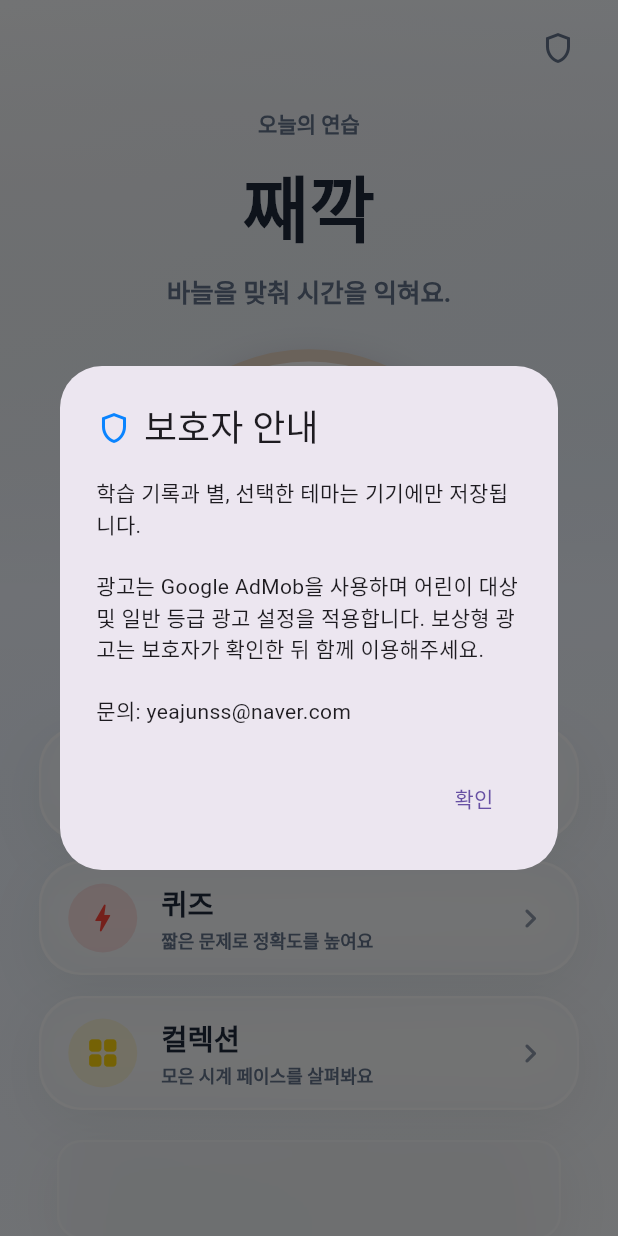
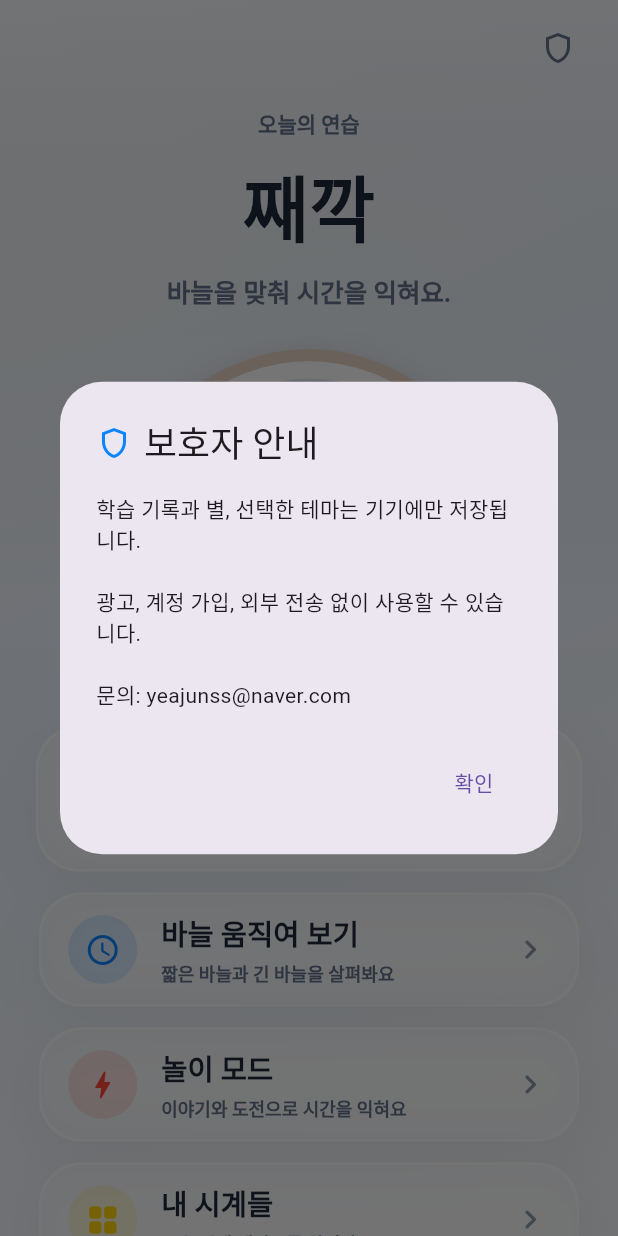
Before and after one commit to phochoco/clock, a Flutter app: the screen it shows after launch, after a tap on the "shield" icon, on a phone screen of 412 x 824 dp. Run offline on Flutter 3.47's test engine with Material 3 defaults, Android fonts, the phone set to English and light mode, and no system bars; drawn by our look-alikes of google_mobile_ads; our stand-ins replace audioplayers, flutter_tts, shared_preferences; Roboto replaces fonts that are missing (AppleSDGothicNeo).

Commit message:
Harden app flow for commercial kids quality

```diff
--- a/lib/main.dart
+++ b/lib/main.dart
@@ -1,7 +1,6 @@
 import 'package:flutter/material.dart';
 import 'package:flutter/services.dart';
 import 'screens/lobby_screen.dart';
-import 'services/ad_service.dart';
 
 void main() async {
   // Flutter 바인딩 초기화
@@ -12,17 +11,6 @@ void main() async {
     DeviceOrientation.portraitUp,
     DeviceOrientation.portraitDown,
   ]);
-
-  // AdMob 초기화 (앱 시작 전에 완료)
-  try {
-    await AdService.initialize();
-    debugPrint('AdMob 초기화 완료');
-
-    // 보상형 광고 미리 로드
-    AdService.loadRewardedAd();
-  } catch (e) {
-    debugPrint('AdMob 초기화 실패: $e');
-  }
 
   // 앱 시작
   runApp(const MyClockApp());
@@ -37,9 +25,9 @@ class MyClockApp extends StatelessWidget {
       title: '째깍 보물섬',
       debugShowCheckedModeBanner: false,
       theme: ThemeData(
-        primarySwatch: Colors.pink,
+        primaryColor: Color(0xFF0A84FF),
         fontFamily: 'AppleSDGothicNeo', // iOS 기본 폰트
-        scaffoldBackgroundColor: Color(0xFFFFF9E6),
+        scaffoldBackgroundColor: Color(0xFFF8FAFC),
       ),
       home: const LobbyScreen(),
     );
--- a/lib/screens/game_mode_screen.dart
+++ b/lib/screens/game_mode_screen.dart
@@ -43,7 +43,7 @@ class GameModeScreen extends StatelessWidget {
                 context,
                 icon: Icons.quiz_rounded,
                 title: '퀴즈 도전',
-                description: '5단계 레벨을 클리어하고\n보물을 획득하세요!',
+                description: '5단계 문제를 풀고\n별을 모아요!',
                 color: AppColors.minuteBlue,
                 onTap: () {
                   Navigator.push(
@@ -76,7 +76,7 @@ class GameModeScreen extends StatelessWidget {
                 context,
                 icon: Icons.camera_alt_rounded,
                 title: '빙글빙글 타임 스냅',
-                description: '돌아가는 바늘을 목표 시간에\n정확히 멈춰라! (리듬 게임)',
+                description: '돌아가는 바늘을\n목표 시간에 멈춰요!',
                 color: AppColors.secondary,
                 onTap: () {
                   Navigator.push(
@@ -93,7 +93,7 @@ class GameModeScreen extends StatelessWidget {
                 context,
                 icon: Icons.timer_rounded,
                 title: '타임 어택',
-                description: '60초 안에 최대한 많은\n문제를 풀어보세요!',
+                description: '60초 동안 시계 문제를\n풀어봐요!',
                 color: AppColors.hourRed,
                 onTap: () {
                   Navigator.push(
@@ -110,7 +110,7 @@ class GameModeScreen extends StatelessWidget {
                 context,
                 icon: Icons.calendar_today_rounded,
                 title: '데일리 챌린지',
-                description: '매일 새로운 문제 3개!\n보너스 별을 받으세요!',
+                description: '매일 새 문제 3개를 풀고\n보너스 별을 받아요!',
                 color: AppColors.warning,
                 onTap: () {
                   Navigator.push(
--- a/lib/screens/lobby_screen.dart
+++ b/lib/screens/lobby_screen.dart
@@ -1,15 +1,14 @@
 import 'dart:math' as math;
 import 'package:flutter/material.dart';
-import 'package:google_mobile_ads/google_mobile_ads.dart';
 import '../models/clock_theme.dart';
 import '../models/clock_time.dart';
 import '../utils/colors.dart';
-import '../services/ad_service.dart';
 import '../widgets/analog_clock.dart';
 import '../widgets/glass_container.dart';
 import '../widgets/mesh_background.dart';
 import 'playground_screen.dart';
 import 'game_mode_screen.dart';
+import 'quiz_screen.dart';
 import 'reward_screen.dart';
 
 /// 메인 로비 화면
@@ -23,7 +22,6 @@ class LobbyScreen extends StatefulWidget {
 
 class _LobbyScreenState extends State<LobbyScreen>
     with SingleTickerProviderStateMixin {
-  BannerAd? _bannerAd;
   late final AnimationController _motionController;
 
   @override
@@ -33,30 +31,11 @@ class _LobbyScreenState extends State<LobbyScreen>
       vsync: this,
       duration: Duration(seconds: 8),
     )..repeat();
-    _loadBannerAd();
-  }
-
-  Future<void> _loadBannerAd() async {
-    try {
-      final ad = await AdService.loadBannerAd();
-      if (mounted) {
-        setState(() {
-          _bannerAd = ad;
-        });
-      }
-    } catch (e) {
-      debugPrint('배너 광고 로드 실패: $e');
-      // 5초 후 재시도
-      Future.delayed(Duration(seconds: 5), () {
-        if (mounted) _loadBannerAd();
-      });
-    }
   }
 
   @override
   void dispose() {
     _motionController.dispose();
-    _bannerAd?.dispose();
     super.dispose();
   }
 
@@ -67,15 +46,7 @@ class _LobbyScreenState extends State<LobbyScreen>
       body: MeshBackground(
         child: SafeArea(
           child: SingleChildScrollView(
-            child: ConstrainedBox(
-              // Allow content to take at least full screen height
-              constraints: BoxConstraints(
-                minHeight:
-                    MediaQuery.of(context).size.height -
-                    MediaQuery.of(context).padding.top -
-                    MediaQuery.of(context).padding.bottom,
-              ),
-              child: IntrinsicHeight(
+            physics: const BouncingScrollPhysics(),
             child: Column(
               children: [
                 _buildGuardianInfoButton(),
@@ -83,16 +54,13 @@ class _LobbyScreenState extends State<LobbyScreen>
 
                 _buildTitle(),
 
-                    Expanded(
-                      child: Center(
-                        child: Column(
-                          mainAxisAlignment: MainAxisAlignment.center,
-                          children: [
+                _buildDailyPracticeCard(context),
+                SizedBox(height: 14),
                 _buildMainGlassButton(
                   context,
                   icon: Icons.schedule_rounded,
-                              label: '시계 배우기',
-                              subtitle: '바늘을 맞춰 시간을 익혀요',
+                  label: '바늘 움직여 보기',
+                  subtitle: '짧은 바늘과 긴 바늘을 살펴봐요',
                   color: AppColors.appleBlue,
                   onTap: () {
                     Navigator.push(
@@ -109,15 +77,13 @@ class _LobbyScreenState extends State<LobbyScreen>
                 _buildMainGlassButton(
                   context,
                   icon: Icons.bolt_rounded,
-                              label: '퀴즈',
-                              subtitle: '짧은 문제로 정확도를 높여요',
+                  label: '놀이 모드',
+                  subtitle: '이야기와 도전으로 시간을 익혀요',
                   color: AppColors.appleRed,
                   onTap: () {
                     Navigator.push(
                       context,
-                                  MaterialPageRoute(
-                                    builder: (context) => GameModeScreen(),
-                                  ),
+                      MaterialPageRoute(builder: (context) => GameModeScreen()),
                     );
                   },
                 ),
@@ -127,46 +93,19 @@ class _LobbyScreenState extends State<LobbyScreen>
                 _buildMainGlassButton(
                   context,
                   icon: Icons.grid_view_rounded,
-                              label: '컬렉션',
+                  label: '내 시계들',
                   subtitle: '모은 시계 페이스를 살펴봐요',
                   color: AppColors.appleYellow,
                   onTap: () {
                     Navigator.push(
                       context,
-                                  MaterialPageRoute(
-                                    builder: (context) => RewardScreen(),
-                                  ),
+                      MaterialPageRoute(builder: (context) => RewardScreen()),
                     );
                   },
-                            ),
-                          ],
-                        ),
-                      ),
-                    ),
-
-                    // 배너 광고 (글래스보드 느낌으로 감싸기)
-                    if (_bannerAd != null)
-                      Padding(
-                        padding: const EdgeInsets.only(top: 20),
-                        child: GlassContainer(
-                          width: _bannerAd!.size.width.toDouble() + 16,
-                          height: _bannerAd!.size.height.toDouble() + 16,
-                          padding: EdgeInsets.zero,
-                          borderRadius: 16,
-                          child: Center(
-                            child: SizedBox(
-                              width: _bannerAd!.size.width.toDouble(),
-                              height: _bannerAd!.size.height.toDouble(),
-                              child: AdWidget(ad: _bannerAd!),
-                            ),
-                          ),
-                        ),
                 ),
 
                 SizedBox(height: 28),
               ],
-                ),
-              ),
             ),
           ),
         ),
@@ -205,8 +144,7 @@ class _LobbyScreenState extends State<LobbyScreen>
         ),
         content: Text(
           '학습 기록과 별, 선택한 테마는 기기에만 저장됩니다.\n\n'
-          '광고는 Google AdMob을 사용하며 어린이 대상 및 일반 등급 광고 설정을 적용합니다. '
-          '보상형 광고는 보호자가 확인한 뒤 함께 이용해주세요.\n\n'
+          '광고, 계정 가입, 외부 전송 없이 사용할 수 있습니다.\n\n'
           '문의: yeajunss@naver.com',
           style: TextStyle(height: 1.45),
         ),
@@ -286,6 +224,73 @@ class _LobbyScreenState extends State<LobbyScreen>
     );
   }
 
+  Widget _buildDailyPracticeCard(BuildContext context) {
+    return Container(
+      margin: EdgeInsets.symmetric(horizontal: 24),
+      child: GlassContainer(
+        onTap: () {
+          Navigator.push(
+            context,
+            MaterialPageRoute(builder: (context) => QuizScreen()),
+          );
+        },
+        padding: EdgeInsets.symmetric(horizontal: 20, vertical: 18),
+        borderRadius: 28,
+        opacity: 0.84,
+        blurRadius: 18,
+        child: Row(
+          children: [
+            Container(
+              width: 58,
+              height: 58,
+              decoration: BoxDecoration(
+                color: AppColors.appleBlue.withValues(alpha: 0.14),
+                shape: BoxShape.circle,
+              ),
+              child: Icon(
+                Icons.play_arrow_rounded,
+                color: AppColors.appleBlue,
+                size: 34,
+              ),
+            ),
+            SizedBox(width: 16),
+            Expanded(
+              child: Column(
+                crossAxisAlignment: CrossAxisAlignment.start,
+                children: [
+                  Text(
+                    '오늘 문제 풀기',
+                    style: TextStyle(
+                      fontSize: 21,
+                      fontWeight: FontWeight.w900,
+                      letterSpacing: 0,
+                      color: AppColors.textDark,
+                    ),
+                  ),
+                  SizedBox(height: 4),
+                  Text(
+                    '문제 5개를 풀고 별을 모아요',
+                    style: TextStyle(
+                      fontSize: 13,
+                      fontWeight: FontWeight.w700,
+                      letterSpacing: 0,
+                      color: AppColors.textLight,
+                    ),
+                  ),
+                ],
+              ),
+            ),
+            Icon(
+              Icons.chevron_right_rounded,
+              color: AppColors.appleBlue,
+              size: 28,
+            ),
+          ],
+        ),
+      ),
+    );
+  }
+
   Widget _buildMainGlassButton(
     BuildContext context, {
     required IconData icon,
--- a/lib/screens/playground_screen.dart
+++ b/lib/screens/playground_screen.dart
@@ -188,7 +188,7 @@ class _PlaygroundScreenState extends State<PlaygroundScreen> {
                 crossAxisAlignment: CrossAxisAlignment.start,
                 children: [
                   Text(
-                    '목표 시간',
+                    '지금 만든 시간',
                     style: TextStyle(
                       fontSize: 13,
                       fontWeight: FontWeight.w700,
@@ -258,6 +258,15 @@ class _PlaygroundScreenState extends State<PlaygroundScreen> {
         blurRadius: 18,
         child: Column(
           children: [
+            Text(
+              '바늘을 손가락으로 돌려 보세요',
+              style: TextStyle(
+                fontSize: 15,
+                fontWeight: FontWeight.w900,
+                color: AppColors.textDark,
+              ),
+            ),
+            SizedBox(height: 10),
             Row(
               mainAxisAlignment: MainAxisAlignment.center,
               children: [
@@ -315,7 +324,7 @@ class _PlaygroundScreenState extends State<PlaygroundScreen> {
       child: Column(
         children: [
           Text(
-            '빠른 설정',
+            '바로 맞춰 보기',
             style: TextStyle(
               fontSize: 14,
               fontWeight: FontWeight.w800,
--- a/lib/services/ad_service.dart
+++ /dev/null
@@ -1,223 +0,0 @@
-import 'dart:io';
-import 'package:flutter/foundation.dart'; // kIsWeb 등을 사용하기 위해 추가
-import 'package:google_mobile_ads/google_mobile_ads.dart';
-import 'package:shared_preferences/shared_preferences.dart';
-
-/// AdMob 광고 관리 서비스
-class AdService {
-  // 테스트 모드 (개발 중에는 true, 프로덕션에서는 false)
-  static const bool _isTestMode = false;
-
-  // 광고 단위 ID
-  static String get _rewardedAdUnitId {
-    if (_isTestMode) {
-      return Platform.isIOS
-          ? 'ca-app-pub-3940256099942544/1712485313' // iOS 테스트 ID
-          : 'ca-app-pub-3940256099942544/5224354917'; // Android 테스트 ID
-    }
-    return 'ca-app-pub-7214081640200790/3417247585';
-  }
-
-  static String get _bannerAdUnitId {
-    if (_isTestMode) {
-      return Platform.isIOS
-          ? 'ca-app-pub-3940256099942544/2934735716' // iOS 테스트 ID
-          : 'ca-app-pub-3940256099942544/6300978111'; // Android 테스트 ID
-    }
-    return 'ca-app-pub-7214081640200790/3629000574';
-  }
-
-  // 보상형 광고 일일 제한
-  static const int _maxRewardedAdsPerDay = 3;
-  static const String _rewardedAdCountKey = 'rewarded_ad_count';
-  static const String _lastAdDateKey = 'last_ad_date';
-
-  static BannerAd? _bannerAd;
-  static RewardedAd? _rewardedAd;
-  static bool _isRewardedAdLoading = false;
-
-  /// 보상형 광고가 준비되었는지 확인
-  static bool get isRewardedAdReady => _rewardedAd != null;
-
-  /// 어린이 대상 앱에 맞춘 전역 광고 요청 설정.
-  static RequestConfiguration get childSafeRequestConfiguration =>
-      RequestConfiguration(
-        tagForChildDirectedTreatment: TagForChildDirectedTreatment.yes,
-        tagForUnderAgeOfConsent: TagForUnderAgeOfConsent.unspecified,
-        maxAdContentRating: MaxAdContentRating.g,
-      );
-
-  /// 현재 디바이스가 AdMob을 지원하는지 확인 (모바일 한정)
-  static bool get _isSupportedPlatform =>
-      !kIsWeb && (Platform.isAndroid || Platform.isIOS);
-
-  /// AdMob 초기화
-  static Future<void> initialize() async {
-    if (!_isSupportedPlatform) return;
-    await MobileAds.instance.updateRequestConfiguration(
-      childSafeRequestConfiguration,
-    );
-    await MobileAds.instance.initialize();
-  }
-
-  /// 배너 광고 로드
-  static Future<BannerAd?> loadBannerAd() async {
-    if (!_isSupportedPlatform) return null;
-
-    final adSize = AdSize.banner;
-
-    _bannerAd = BannerAd(
-      adUnitId: _bannerAdUnitId,
-      size: adSize,
-      request: AdRequest(),
-      listener: BannerAdListener(
-        onAdLoaded: (ad) {
-          debugPrint('배너 광고 로드 성공');
-        },
-        onAdFailedToLoad: (ad, error) {
-          debugPrint('배너 광고 로드 실패: $error');
-          ad.dispose();
-        },
-      ),
-    );
-
-    await _bannerAd!.load();
-    return _bannerAd;
-  }
-
-  /// 보상형 광고 로드
-  static Future<void> loadRewardedAd() async {
-    if (!_isSupportedPlatform) return;
-
-    if (_isRewardedAdLoading) {
-      debugPrint('보상형 광고 이미 로딩 중...');
-      return;
-    }
-
-    _isRewardedAdLoading = true;
-
-    try {
-      await RewardedAd.load(
-        adUnitId: _rewardedAdUnitId,
-        request: AdRequest(),
-        rewardedAdLoadCallback: RewardedAdLoadCallback(
-          onAdLoaded: (ad) {
-            debugPrint('보상형 광고 로드 성공');
-            _rewardedAd = ad;
-            _isRewardedAdLoading = false;
-          },
-          onAdFailedToLoad: (error) {
-            debugPrint('보상형 광고 로드 실패: $error');
-            _rewardedAd = null;
-            _isRewardedAdLoading = false;
-          },
-        ),
-      );
-    } catch (e) {
-      debugPrint('보상형 광고 로드 예외: $e');
-      _isRewardedAdLoading = false;
-    }
-  }
-
-  /// 보상형 광고 표시
-  static Future<bool> showRewardedAd() async {
-    if (!_isSupportedPlatform) {
-      debugPrint('지원되지 않는 플랫폼입니다 (광고 시청 생략 처리)');
-      return false;
-    }
-
-    // 광고가 준비되지 않았으면 로드 시도
-    if (_rewardedAd == null && !_isRewardedAdLoading) {
-      await loadRewardedAd();
-      // 로드 완료 대기 (최대 3초)
-      int waitCount = 0;
-      while (_rewardedAd == null && waitCount < 30) {
-        await Future.delayed(Duration(milliseconds: 100));
-        waitCount++;
-      }
-    }
-
-    // 여전히 광고가 없으면 실패
-    if (_rewardedAd == null) {
-      debugPrint('보상형 광고를 불러올 수 없습니다');
-      return false;
-    }
-
-    bool rewarded = false;
-
-    _rewardedAd!.fullScreenContentCallback = FullScreenContentCallback(
-      onAdDismissedFullScreenContent: (ad) {
-        ad.dispose();
-        _rewardedAd = null;
-        loadRewardedAd(); // 다음 광고 미리 로드
-      },
-      onAdFailedToShowFullScreenContent: (ad, error) {
-        debugPrint('보상형 광고 표시 실패: $error');
-        ad.dispose();
-        _rewardedAd = null;
-      },
-    );
-
-    await _rewardedAd!.show(
-      onUserEarnedReward: (ad, reward) {
-        debugPrint('보상 획득: ${reward.amount} ${reward.type}');
-        rewarded = true;
-      },
-    );
-
-    return rewarded;
-  }
-
-  /// 오늘 시청한 보상형 광고 횟수 확인
-  static Future<int> getTodayRewardedAdCount() async {
-    final prefs = await SharedPreferences.getInstance();
-    final lastDate = prefs.getString(_lastAdDateKey);
-    final today = DateTime.now().toIso8601String().split('T')[0];
-
-    if (lastDate != today) {
-      // 날짜가 바뀌면 카운트 초기화
-      await prefs.setString(_lastAdDateKey, today);
-      await prefs.setInt(_rewardedAdCountKey, 0);
-      return 0;
-    }
-
-    return prefs.getInt(_rewardedAdCountKey) ?? 0;
-  }
-
-  /// 보상형 광고 시청 횟수 증가
-  static Future<void> incrementRewardedAdCount() async {
-    final prefs = await SharedPreferences.getInstance();
-    final count = await getTodayRewardedAdCount();
-    await prefs.setInt(_rewardedAdCountKey, count + 1);
-  }
-
-  /// 오늘 더 볼 수 있는지 확인
-  static Future<bool> canWatchRewardedAd() async {
-    final count = await getTodayRewardedAdCount();
-    return count < _maxRewardedAdsPerDay;
-  }
-
-  /// 남은 광고 시청 횟수
-  static Future<int> getRemainingRewardedAds() async {
-    final count = await getTodayRewardedAdCount();
-    return (_maxRewardedAdsPerDay - count).clamp(0, _maxRewardedAdsPerDay);
-  }
-
-  /// 배너 광고 해제
-  static void disposeBannerAd() {
-    _bannerAd?.dispose();
-    _bannerAd = null;
-  }
-
-  /// 보상형 광고 해제
-  static void disposeRewardedAd() {
-    _rewardedAd?.dispose();
-    _rewardedAd = null;
-  }
-
-  /// 모든 광고 해제
-  static void disposeAll() {
-    disposeBannerAd();
-    disposeRewardedAd();
-  }
-}
--- a/pubspec.yaml
+++ b/pubspec.yaml
@@ -40,9 +40,6 @@ dependencies:
 
   # Local storage for progress tracking
   shared_preferences: ^2.2.2
-
-  # AdMob 광고
-  google_mobile_ads: ^5.1.0
 
   # Sound effects
   audioplayers: ^5.2.1
```
Also changed, not shown: lib/models/quiz_level.dart (+60 -28 lines), lib/models/reward.dart (+0 -24 lines), lib/screens/quiz_screen.dart (+14 -23 lines), lib/screens/reward_screen.dart (+30 -128 lines), pubspec.lock, 13 other files. Lines whose indentation alone changed are shown as unchanged.
